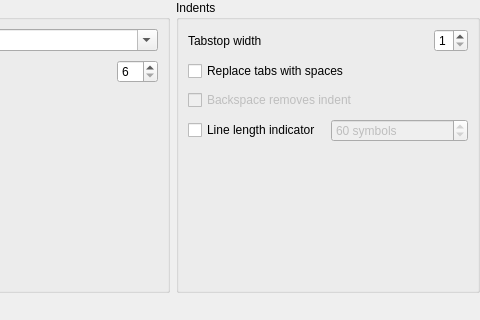
Mezomish/juffed, file src/app/ui/forms/EditorSettingsPage.ui: the form before one commit; both pictures show x 146 to 626 and y 0 to 320 of the 626 by 597 pixel window.
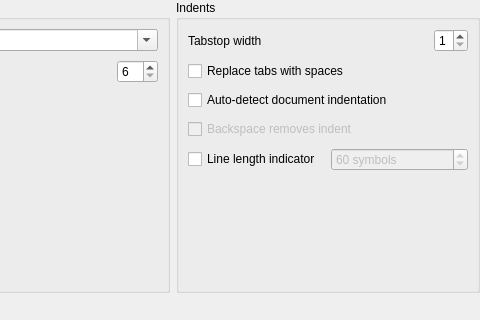
The form after the commit.

Commit message: Made auto-detect-indentation feature optional in editor settings.

Patch:
```diff
--- a/src/app/ui/forms/EditorSettingsPage.ui
+++ b/src/app/ui/forms/EditorSettingsPage.ui
@@ -144,6 +144,13 @@
         </property>
        </widget>
       </item>
+      <item>
+       <widget class="QCheckBox" name="autoDetectIndentationChk">
+        <property name="text">
+         <string>Auto-detect document indentation</string>
+        </property>
+       </widget>
+      </item>
       <item>
        <widget class="QCheckBox" name="unindentChk">
         <property name="enabled">
```
The commit also changes 4 other files.
